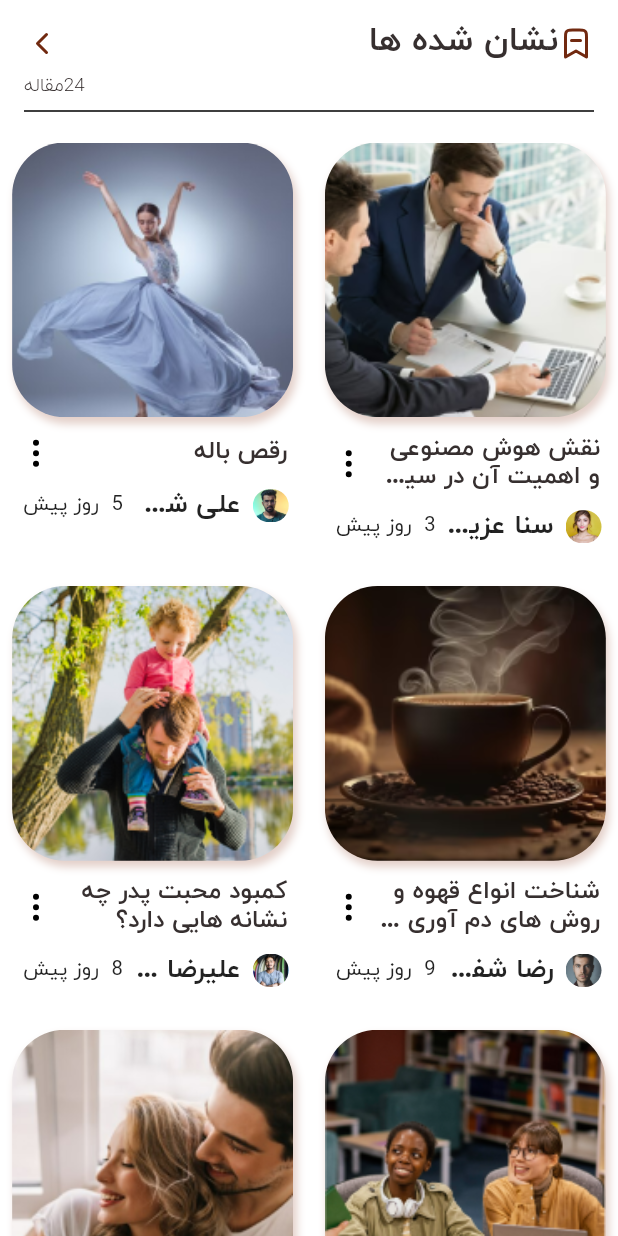
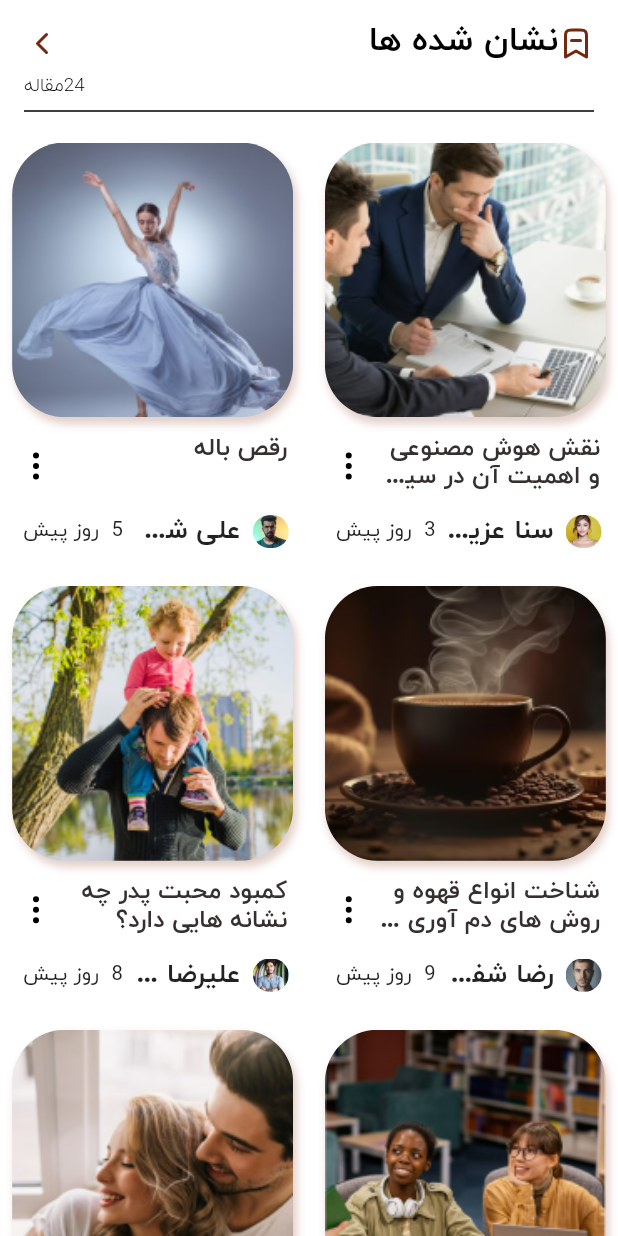
Before and after one commit to OmidHaqi/techno_saz, a Flutter app: the BookMarkedPage screen opened directly, on a phone screen of 412 x 824 dp. Run offline on Flutter 3.47's test engine with Material 2 defaults, Android fonts, the phone set to English and light mode, and no system bars; our stand-ins replace adaptive_theme, flutter_spinkit, flutter_svg.

Commit message:
Changing sizedbox to fit the profile of the author

```diff
--- a/lib/screens/book_Marked_Page.dart
+++ b/lib/screens/book_Marked_Page.dart
@@ -20,7 +20,6 @@ class BookMarkedPage extends StatelessWidget {
           automaticallyImplyLeading: false,
           toolbarHeight: 90.0,
           elevation: 0,
-          backgroundColor: SolidColors.white,
           title: Container(
             decoration: BoxDecoration(
               border: Border(
@@ -43,9 +42,7 @@ class BookMarkedPage extends StatelessWidget {
                       Text(
                         Strings.bookmarked_str,
                         style: TextStyle(
-                            fontSize: titleSize,
-                            color: SolidColors.textColor,
-                            fontWeight: FontWeight.bold),
+                            fontSize: titleSize, fontWeight: FontWeight.bold),
                       ),
                       Expanded(
                         child: Align(
@@ -72,10 +69,8 @@ class BookMarkedPage extends StatelessWidget {
                     alignment: Alignment.centerLeft,
                     child: Text(
                       "24" + Strings.article_str,
-                      style: TextStyle(
-                          fontSize: 14,
-                          color: SolidColors.textColor,
-                          fontWeight: FontWeight.w300),
+                      style:
+                          TextStyle(fontSize: 14, fontWeight: FontWeight.w300),
                     ),
                   ),
                 ),
@@ -133,6 +128,7 @@ class BookMarkedPage extends StatelessWidget {
                                   children: [
                                     SizedBox(
                                       width: size.width / 2.8,
+                                      height: size.height / 20,
                                       child: Text(
                                         Data_Class
                                             .BookMarkedArticlePageModelList[
```
